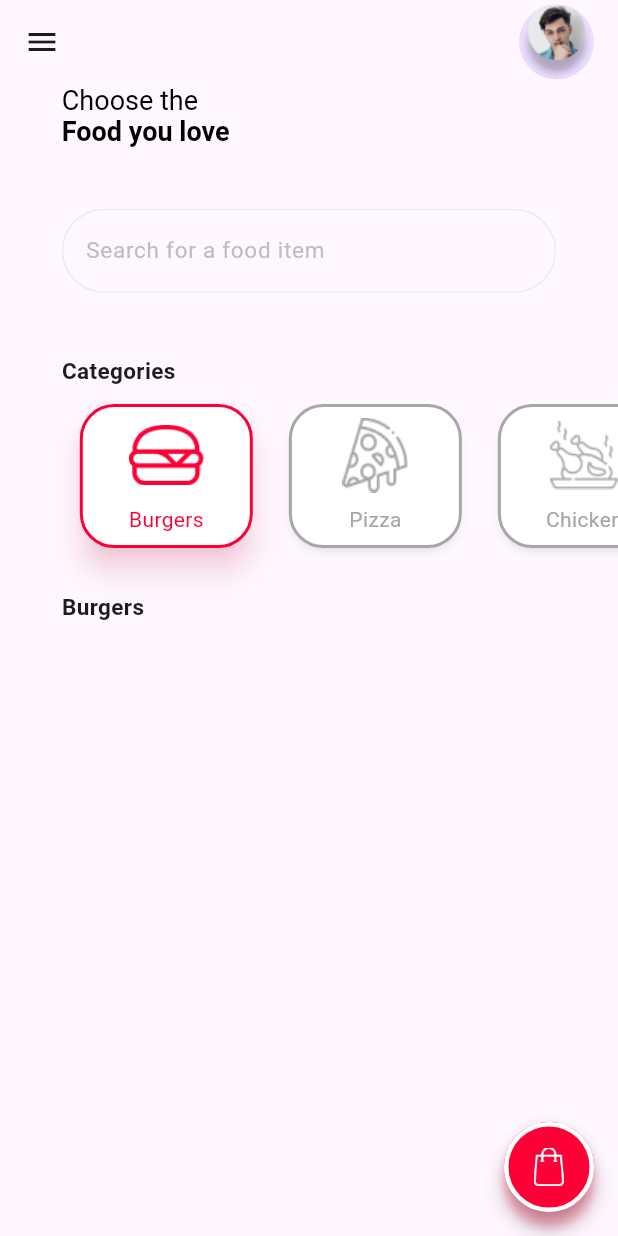
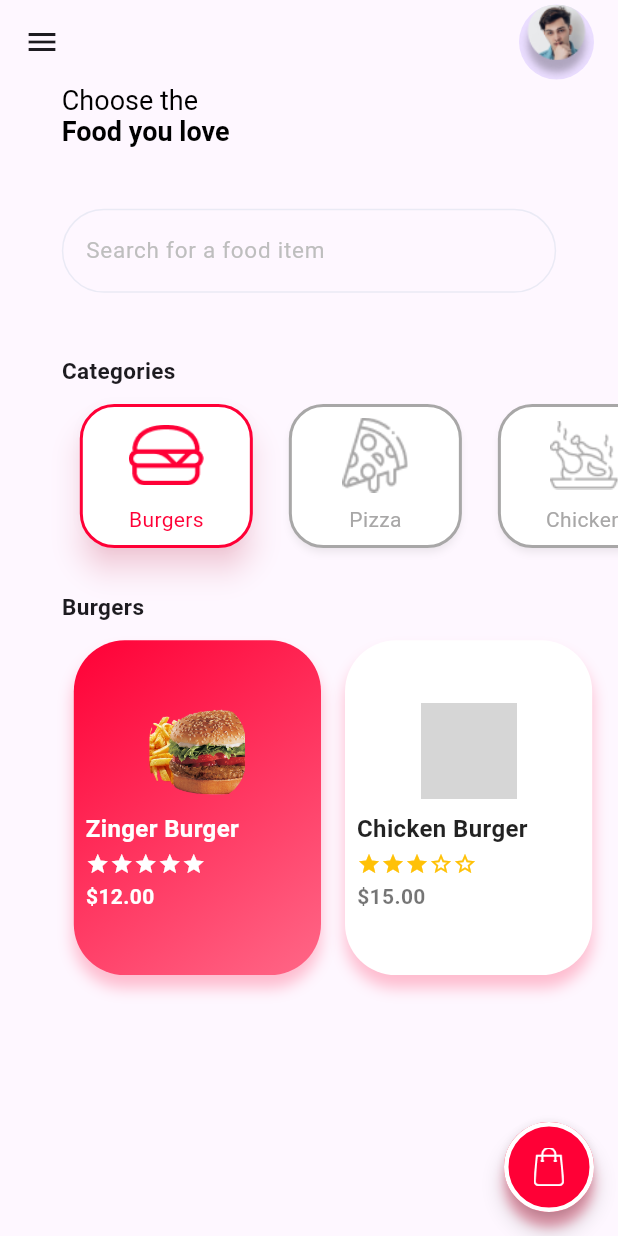
Before and after one commit to Flutter-13Aprill/Foodora-App-UI, a Flutter app: the HomeScreen screen opened directly, on a phone screen of 412 x 824 dp. Run offline on Flutter 3.47's test engine with Material 3 defaults, Android fonts, the phone set to English and light mode, and no system bars; grey boxes are pictures that could not be loaded.

Commit message:
Done Coding

```diff
--- a/lib/CustomWidgets/HomeScreen/food_card.dart
+++ b/lib/CustomWidgets/HomeScreen/food_card.dart
@@ -0,0 +1,104 @@
+import 'package:flutter/material.dart';
+import 'package:may3rd/data/screen_size.dart';
+
+class FoodCard extends StatelessWidget {
+  final String imagePath;
+  final String title;
+  final double rating;
+  final double price;
+  final bool isSelected;
+
+  const FoodCard({
+    super.key,
+    required this.imagePath,
+    required this.title,
+    required this.rating,
+    required this.price,
+    this.isSelected = false,
+  });
+
+  @override
+  Widget build(BuildContext context) {
+    return Container(
+      width: context.screenWidth * 0.4,
+      margin: const EdgeInsets.symmetric(horizontal: 8, vertical: 12),
+      decoration: BoxDecoration(
+        borderRadius: BorderRadius.circular(34),
+        color: isSelected ? null : Colors.white,
+        gradient:
+            isSelected
+                ? const LinearGradient(
+                  begin: Alignment.topLeft,
+                  end: Alignment.bottomRight,
+                  colors: [
+                    Color.fromRGBO(255, 0, 54, 1),
+                    Color.fromRGBO(255, 103, 135, 1),
+                  ],
+                )
+                : null,
+        boxShadow: [
+          BoxShadow(
+            color: const Color.fromRGBO(255, 0, 54, 0.24),
+            blurRadius: 7.5,
+            offset: const Offset(0, 8),
+          ),
+        ],
+      ),
+      child: Padding(
+        padding: const EdgeInsets.all(8.0),
+        child: Column(
+          mainAxisAlignment: MainAxisAlignment.center,
+          crossAxisAlignment: CrossAxisAlignment.start,
+          children: [
+            // Food Image
+            Align(
+              alignment: Alignment.center,
+              child: ClipRRect(
+                borderRadius: BorderRadius.circular(24),
+                child: Image.asset(
+                  imagePath,
+                  width: 64,
+                  height: 64,
+                  fit: BoxFit.cover,
+                ),
+              ),
+            ),
+            const SizedBox(height: 8),
+            // Title
+            Text(
+              title,
+              style: TextStyle(
+                fontSize: 16,
+                fontWeight: FontWeight.bold,
+                color: isSelected ? Colors.white : Colors.black87,
+              ),
+              textAlign: TextAlign.center,
+            ),
+            const SizedBox(height: 4),
+            // Rating stars
+            Row(
+              mainAxisAlignment: MainAxisAlignment.start,
+              children: List.generate(5, (index) {
+                return Icon(
+                  index < rating.round() ? Icons.star : Icons.star_border,
+                  size: 16,
+                  color: isSelected ? Colors.white : Colors.amber,
+                );
+              }),
+            ),
+            const SizedBox(height: 4),
+            // Price
+            Text(
+              '\$${price.toStringAsFixed(2)}',
+              style: TextStyle(
+                fontSize: 14,
+                fontWeight: FontWeight.w600,
+                color: isSelected ? Colors.white : Colors.black54,
+              ),
+            ),
+          ],
+        ),
+      ),
+    );
+  }
+}
--- a/lib/CustomWidgets/HomeScreen/foods.dart
+++ b/lib/CustomWidgets/HomeScreen/foods.dart
@@ -0,0 +1,61 @@
+import 'package:flutter/material.dart';
+import 'package:may3rd/CustomWidgets/HomeScreen/food_card.dart';
+import 'package:may3rd/data/screen_size.dart';
+
+class Foods extends StatefulWidget {
+  const Foods({super.key});
+
+  @override
+  State<Foods> createState() => _FoodsState();
+}
+
+class _FoodsState extends State<Foods> {
+  int selectedIndex = 0;
+
+  final List<Map<String, dynamic>> categoryData = [
+    {
+      'image': 'assets/images/zingerBurger.png',
+      'title': 'Zinger Burger',
+      'rating': 4.5,
+      'price': 12.0,
+    },
+    {
+      'image':
+          '/Users/solym/src/projects/may3rd/Foodora-App-UI/assets/images/chickenBurger.png',
+      'title': 'Chicken Burger',
+      'rating': 3.0,
+      'price': 15.0,
+    },
+  ];
+
+  @override
+  Widget build(BuildContext context) {
+    return SizedBox(
+      height: context.screenHeight * 0.3,
+      child: ListView.builder(
+        clipBehavior: Clip.none,
+        scrollDirection: Axis.horizontal,
+        itemCount: categoryData.length,
+        itemBuilder: (context, index) {
+          final item = categoryData[index];
+
+          return InkWell(
+            borderRadius: BorderRadius.circular(34),
+            onTap: () {
+              setState(() {
+                selectedIndex = index;
+              });
+            },
+            child: FoodCard(
+              imagePath: item['image'] as String,
+              title: item['title'] as String,
+              rating: item['rating'] as double,
+              price: item['price'] as double,
+              isSelected: selectedIndex == index,
+            ),
+          );
+        },
+      ),
+    );
+  }
+}
--- a/lib/Screens/home_screen.dart
+++ b/lib/Screens/home_screen.dart
@@ -1,5 +1,6 @@
 import 'package:flutter/material.dart';
 import 'package:may3rd/CustomWidgets/HomeScreen/categories.dart';
+import 'package:may3rd/CustomWidgets/HomeScreen/foods.dart';
 import 'package:may3rd/data/screen_size.dart';
 
 class HomeScreen extends StatefulWidget {
@@ -108,6 +109,7 @@ class _HomeScreenState extends State<HomeScreen> {
               "Burgers",
               style: TextStyle(fontSize: 15, fontWeight: FontWeight.bold),
             ),
+            Foods(),
           ],
         ),
       ),
```
Also changed, not shown: assets/images/chickenBurger.png (renamed from assets/images/Checken Burger.png), 26 other files.
